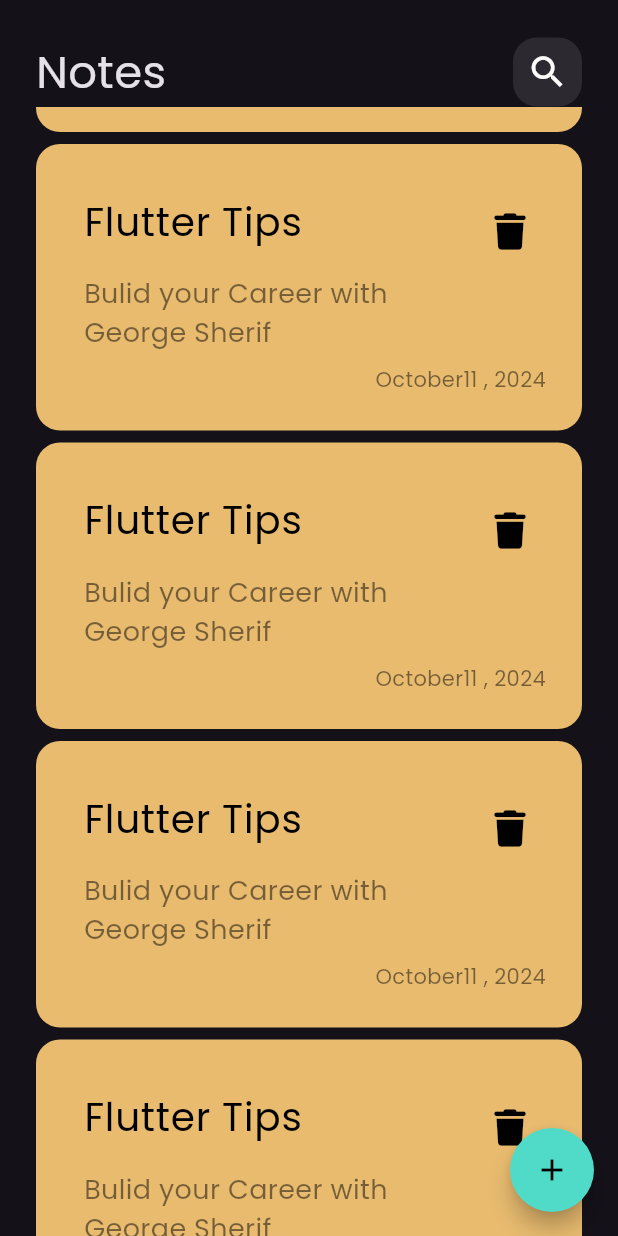
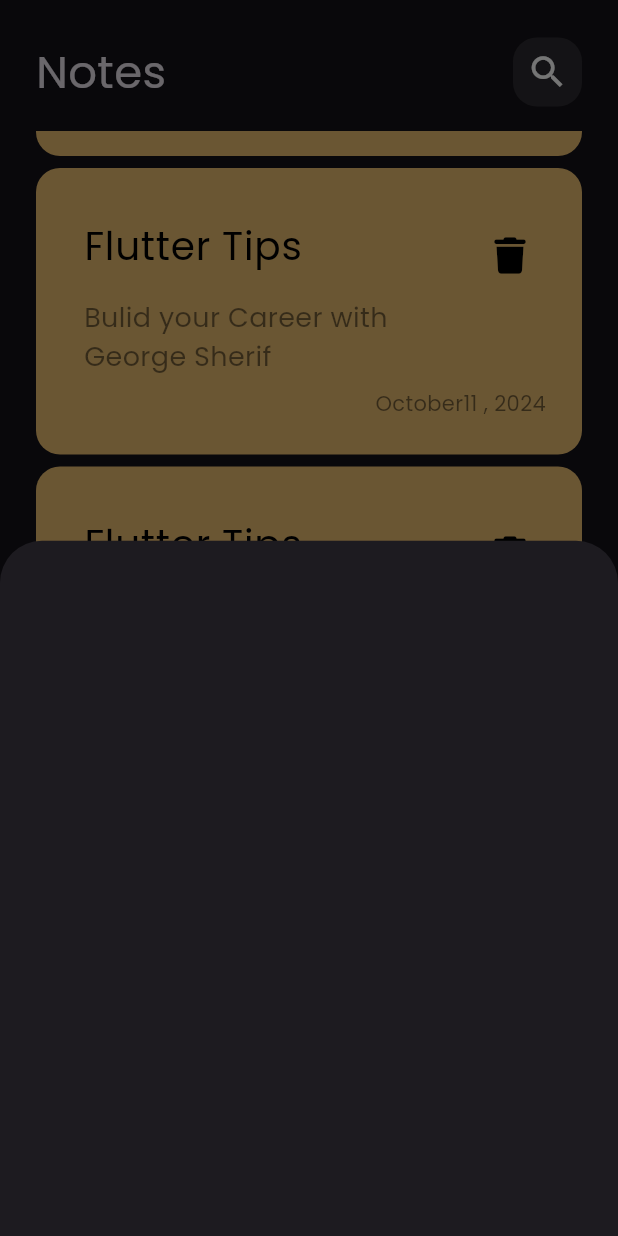
Before and after one commit to George-GS7/notes_app, a Flutter app: the screen it shows after launch, scrolled down 576 dp, after a tap on the "add" icon, on a phone screen of 412 x 824 dp. Run offline on Flutter 3.47's test engine with Material 3 defaults, Android fonts, the phone set to English and light mode, and no system bars; our stand-ins replace font_awesome_flutter.

Commit message:
show Modal Bottom Sheet

```diff
--- a/lib/views/notes_view.dart
+++ b/lib/views/notes_view.dart
@@ -1,4 +1,5 @@
 import 'package:flutter/material.dart';
+import 'package:notes_app/views/widgets/add_note_bottom_sheet.dart';
 import 'package:notes_app/views/widgets/notes_view_body.dart';
 
 class NotesView extends StatelessWidget {
@@ -8,7 +9,14 @@ class NotesView extends StatelessWidget {
   Widget build(BuildContext context) {
     return Scaffold(
         floatingActionButton: FloatingActionButton(
-          onPressed: () {},
+          onPressed: () {
+            showModalBottomSheet(
+              context: context,
+              builder: (context) {
+                return const AddNoteBottomSheet();
+              },
+            );
+          },
           backgroundColor: const Color(0xff4FDBC8),
           shape: const CircleBorder(),
           child: const Icon(
--- /dev/null
+++ b/lib/views/widgets/add_note_bottom_sheet.dart
@@ -0,0 +1,10 @@
+import 'package:flutter/material.dart';
+
+class AddNoteBottomSheet extends StatelessWidget {
+  const AddNoteBottomSheet({super.key});
+
+  @override
+  Widget build(BuildContext context) {
+    return Container();
+  }
+}
--- a/lib/views/widgets/notes_list_view.dart
+++ b/lib/views/widgets/notes_list_view.dart
@@ -6,13 +6,17 @@ class NotesListView extends StatelessWidget {
 
   @override
   Widget build(BuildContext context) {
-    return ListView.builder(
+    return Padding(
+      padding: const EdgeInsets.symmetric(vertical: 16),
+      child: ListView.builder(
+        padding: const EdgeInsets.all(0),
         itemBuilder: (context, index) {
           return const Padding(
             padding: EdgeInsets.symmetric(vertical: 4),
             child: NoteItem(),
           );
         },
+      ),
     );
   }
 }
```
Lines whose indentation alone changed are shown as unchanged.
